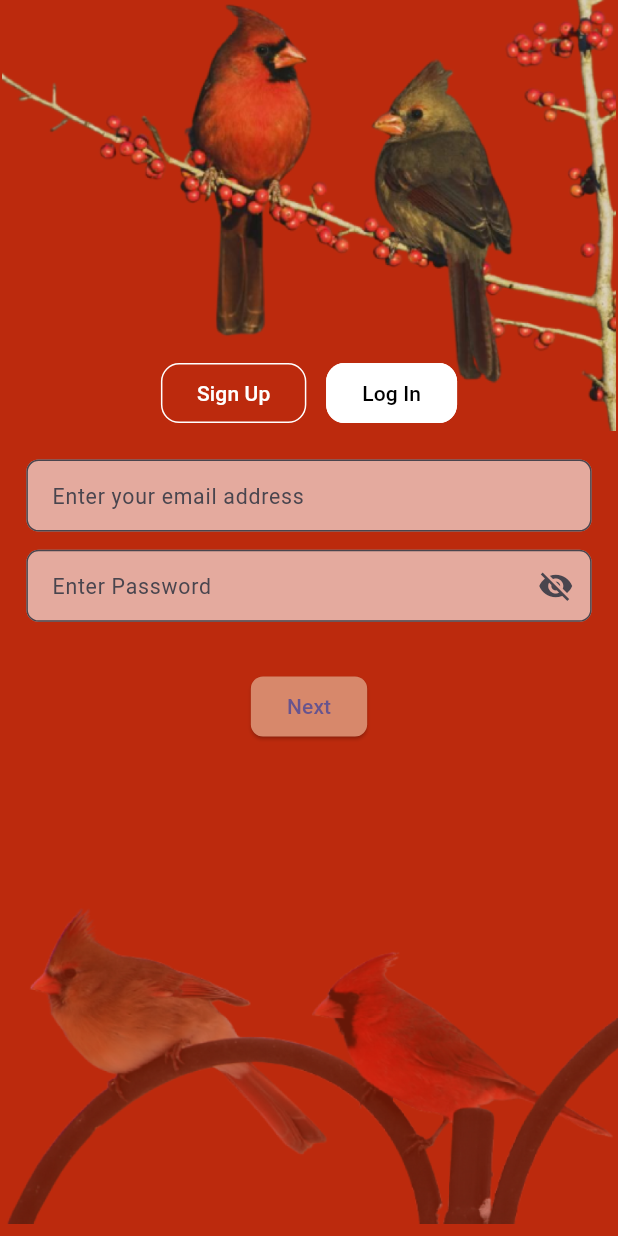
After one commit to AminulSagor/cardinal_quotes, a Flutter app: the SignupView screen opened by its route, on a phone screen of 412 x 824 dp. The commit adds this screen. Run offline on Flutter 3.47's test engine with Material 3 defaults, Android fonts, the phone set to English and light mode, and no system bars; our stand-ins replace dio, flutter_dotenv, flutter_screenutil, get, just_audio, lottie and 1 more; accounts and stored records are empty; network calls fail; Roboto replaces fonts that are missing (Poppins).

Commit message:
push from the mac

```diff
--- /dev/null
+++ b/lib/auth/auth_controller.dart
@@ -0,0 +1,81 @@
+import 'package:get/get.dart';
+import '../home/home_view.dart';
+import '../storage/token_storage.dart';
+import 'auth_service.dart';
+
+class AuthController extends GetxController {
+  var isPasswordVisible = false.obs;
+  var isConfirmPasswordVisible = false.obs;
+
+  final name = ''.obs;
+  final email = ''.obs;
+  final password = ''.obs;
+  final confirmPassword = ''.obs;
+  final isLogin = true.obs;
+  final isLoading = false.obs;
+
+  void togglePasswordVisibility() {
+    isPasswordVisible.value = !isPasswordVisible.value;
+  }
+
+  void toggleConfirmPasswordVisibility() {
+    isConfirmPasswordVisible.value = !isConfirmPasswordVisible.value;
+  }
+
+  Future<void> signup() async {
+    if (password.value != confirmPassword.value) {
+      Get.snackbar("Error", "Passwords do not match");
+      return;
+    }
+
+    isLoading.value = true;
+    final response = await AuthService().signup(
+      name: name.value,
+      email: email.value,
+      password: password.value,
+    );
+    isLoading.value = false;
+
+    if (response['status'] == 'success') {
+      Get.snackbar("Success", response['message']);
+    } else {
+      // Custom message for user already exists
+      if (response['message'].toString().toLowerCase().contains('409')) {
+        Get.snackbar("Already Registered", "You are already registered. Try login.");
+      } else {
+        Get.snackbar("Failed", response['message']);
+      }
+    }
+  }
+
+  Future<void> login() async {
+    isLoading.value = true;
+    final response = await AuthService().login(
+      email: email.value,
+      password: password.value,
+    );
+    isLoading.value = false;
+
+    final code = response['code'];
+
+    if (response['status'] == 'success') {
+      final token = response['token'];
+      await TokenStorage.saveToken(token);
+      await TokenStorage.saveCredentials(email.value, password.value);
+      Get.snackbar("Success", response['message']);
+      // Optional: navigation
+      Get.offAll(() => HomeView());
+    } else {
+      if (response['message'].toString().toLowerCase().contains('401')) {
+        Get.snackbar("Incorrect Password", "The password you entered is incorrect.");
+      } else if (response['message'].toString().toLowerCase().contains('404')) {
+        Get.snackbar("Invalid Email", "No user found with this email.");
+      } else {
+        Get.snackbar("Login Failed", response['message'] ?? "An error occurred.");
+      }
+    }
+  }
+
+
+
+}
--- /dev/null
+++ b/lib/auth/signup_view.dart
@@ -0,0 +1,161 @@
+import 'package:flutter/material.dart';
+import 'package:get/get.dart';
+import 'package:flutter_screenutil/flutter_screenutil.dart';
+import 'auth_controller.dart';
+
+class SignupView extends StatelessWidget {
+  final AuthController controller = Get.put(AuthController());
+
+  @override
+  Widget build(BuildContext context) {
+    return Scaffold(
+      backgroundColor: const Color(0xFFBC2A0D),
+      body: SafeArea(
+        child: SingleChildScrollView(
+          child: Padding(
+            padding: EdgeInsets.all(16.w),
+            child: Column(
+              children: [
+                SizedBox(height: 20.h),
+                Transform.scale(
+                  scale: 1.49,
+                  child: Image.asset(
+                    'assets/top_signup_login_bird.png',
+                    width: 250.w,
+                  ),
+                ),
+
+                Obx(() => Row(
+                  mainAxisAlignment: MainAxisAlignment.center,
+                  children: [
+                    OutlinedButton(
+                      onPressed: () => controller.isLogin.value = false,
+                      style: OutlinedButton.styleFrom(
+                        backgroundColor: controller.isLogin.value ? Colors.transparent : Colors.white,
+                        foregroundColor: controller.isLogin.value ? Colors.white : Colors.black,
+                        shape: RoundedRectangleBorder(borderRadius: BorderRadius.circular(12.r)),
+                        side: BorderSide(color: Colors.white),
+                      ),
+                      child: Text("Sign Up"),
+                    ),
+                    SizedBox(width: 12.w),
+                    OutlinedButton(
+                      onPressed: () => controller.isLogin.value = true,
+                      style: OutlinedButton.styleFrom(
+                        backgroundColor: controller.isLogin.value ? Colors.white : Colors.transparent,
+                        foregroundColor: controller.isLogin.value ? Colors.black : Colors.white,
+                        shape: RoundedRectangleBorder(borderRadius: BorderRadius.circular(12.r)),
+                        side: BorderSide(color: Colors.white),
+                      ),
+                      child: Text("Log In"),
+                    ),
+                  ],
+                )),
+
+                SizedBox(height: 20.h),
+
+                // Fields
+                Obx(() {
+                  return Column(
+                    children: [
+                      if (!controller.isLogin.value)
+                        _buildTextField(
+                          hint: "Enter your username",
+                          onChanged: (val) => controller.name.value = val,
+                        ),
+                      _buildTextField(
+                        hint: "Enter your email address",
+                        onChanged: (val) => controller.email.value = val,
+                      ),
+                      Obx(() => _buildTextField(
+                        hint: controller.isLogin.value ? "Enter Password" : "Create A Password",
+                        obscure: !controller.isPasswordVisible.value,
+                        suffix: IconButton(
+                          icon: Icon(controller.isPasswordVisible.value
+                              ? Icons.visibility
+                              : Icons.visibility_off),
+                          onPressed: controller.togglePasswordVisibility,
+                        ),
+                        onChanged: (val) => controller.password.value = val,
+                      )),
+                      if (!controller.isLogin.value)
+                        Obx(() => _buildTextField(
+                          hint: "Confirm Password",
+                          obscure: !controller.isConfirmPasswordVisible.value,
+                          suffix: IconButton(
+                            icon: Icon(controller.isConfirmPasswordVisible.value
+                                ? Icons.visibility
+                                : Icons.visibility_off),
+                            onPressed: controller.toggleConfirmPasswordVisibility,
+                          ),
+                          onChanged: (val) => controller.confirmPassword.value = val,
+                        )),
+                    ],
+                  );
+                }),
+
+                SizedBox(height: 20.h),
+
+                // Submit Button
+                Obx(() => ElevatedButton(
+                  onPressed: controller.isLoading.value
+                      ? null
+                      : controller.isLogin.value
+                      ? controller.login
+                      : controller.signup,
+                  style: ElevatedButton.styleFrom(
+                    backgroundColor: const Color(0xFFD7886B),
+                    shape: RoundedRectangleBorder(borderRadius: BorderRadius.circular(8.r)),
+                  ),
+                  child: controller.isLoading.value
+                      ? SizedBox(
+                    width: 24.w,
+                    height: 24.h,
+                    child: CircularProgressIndicator(color: Colors.white, strokeWidth: 2),
+                  )
+                      : Text("Next"),
+                )),
+
+                Obx(() => Transform.translate(
+                  offset: controller.isLogin.value ? Offset(0, 80.h) : Offset(0, 10.h),
+                  child: Transform.scale(
+                    scale: 1.3,
+                    child: Image.asset(
+                      'assets/bottom_signup_login_bird.png',
+                      width: 300.w,
+                    ),
+                  ),
+                )),
+
+              ],
+            ),
+          ),
+        ),
+      ),
+    );
+  }
+
+  Widget _buildTextField({
+    required String hint,
+    bool obscure = false,
+    Widget? suffix,
+    void Function(String)? onChanged,
+  }) {
+    return Padding(
+      padding: EdgeInsets.only(bottom: 12.h),
+      child: TextField(
+        obscureText: obscure,
+        onChanged: onChanged,
+        style: TextStyle(fontSize: 14.sp),
+        decoration: InputDecoration(
+          hintText: hint,
+          filled: true,
+          fillColor: Colors.white.withOpacity(0.6),
+          border: OutlineInputBorder(borderRadius: BorderRadius.circular(8.r)),
+          suffixIcon: suffix,
+          contentPadding: EdgeInsets.symmetric(horizontal: 12.w, vertical: 10.h),
+        ),
+      ),
+    );
+  }
+}
--- a/lib/main.dart
+++ b/lib/main.dart
@@ -27,7 +27,7 @@ class MyApp extends StatelessWidget {
             fontFamily: 'Poppins',
             colorScheme: ColorScheme.fromSeed(seedColor: Colors.deepPurple),
           ),
-          initialRoute: AppRoutes.home,
+          initialRoute: AppRoutes.todo,
           routes: AppRoutes.routes,
         );
       },
--- a/lib/routes/app_routes.dart
+++ b/lib/routes/app_routes.dart
@@ -1,3 +1,4 @@
+import 'package:cardinal/auth/signup_view.dart';
 import 'package:cardinal/journal/journal_view.dart';
 import 'package:cardinal/note_writing/note_writing_view.dart';
 import 'package:cardinal/quote/quote_view.dart';
@@ -21,6 +22,7 @@ class AppRoutes {
   static const String save = '/save';
   static const String journal = '/journal';
   static const String noteWriting = '/note-writing';
+  static const String signup = '/signup';
 
   static Map<String, WidgetBuilder> get routes => {
     home: (_) => HomeView(),
@@ -42,5 +44,7 @@ class AppRoutes {
     save: (_) => SaveView(),
     journal: (_) => JournalView(),
     noteWriting: (_) => NoteWritingView(),
+    signup: (_) => SignupView(),
+
   };
 }
--- /dev/null
+++ b/lib/storage/token_storage.dart
@@ -0,0 +1,49 @@
+import 'package:shared_preferences/shared_preferences.dart';
+
+class TokenStorage {
+  static Future<void> saveToken(String token) async {
+    final prefs = await SharedPreferences.getInstance();
+    await prefs.setString('auth_token', token);
+  }
+
+  static Future<String?> getToken() async {
+    final prefs = await SharedPreferences.getInstance();
+    return prefs.getString('auth_token');
+  }
+
+  static Future<void> clearToken() async {
+    final prefs = await SharedPreferences.getInstance();
+    await prefs.remove('auth_token');
+  }
+
+  static Future<void> saveCredentials(String email, String password) async {
+    final prefs = await SharedPreferences.getInstance();
+    await prefs.setString('email', email);
+    await prefs.setString('password', password);
+    await prefs.setBool('remember_me', true);
+  }
+
+  static Future<Map<String, String>?> getSavedCredentials() async {
+    final prefs = await SharedPreferences.getInstance();
+    final rememberMe = prefs.getBool('remember_me') ?? false;
+
+    if (!rememberMe) return null;
+
+    final email = prefs.getString('email');
+    final password = prefs.getString('password');
+
+    if (email != null && password != null) {
+      return {'email': email, 'password': password};
+    }
+
+    return null;
+  }
+
+  static Future<void> clearCredentials() async {
+    final prefs = await SharedPreferences.getInstance();
+    await prefs.remove('email');
+    await prefs.remove('password');
+    await prefs.remove('remember_me');
+  }
+
+}
```
Also changed, not shown: lib/auth/auth_service.dart (added, +74 -0 lines), lib/home/home_view.dart (+27 -1 lines), assets/bottom_signup_login_bird.png (added), assets/top_signup_login_bird.png (added).
